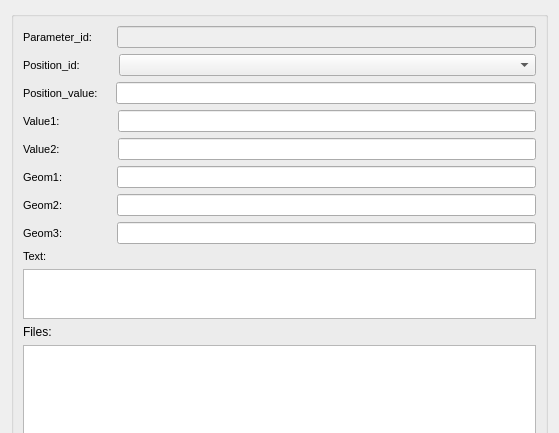
Old version of the form ui/event_ud_arc_rehabit.ui in the repository Giswater/giswater_qgis_plugin; both pictures show x 0 to 559 and y 0 to 433 of the 559 by 744 pixel window.
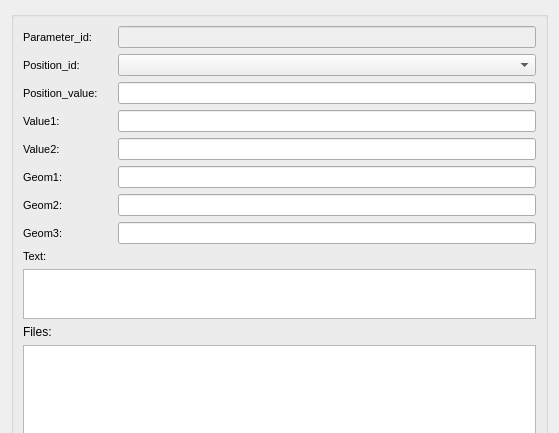
New version of the form.

Commit message: Enhancement: adjust vertical lines on ui

What changed in the file:
```diff
--- a/ui/event_ud_arc_rehabit.ui
+++ b/ui/event_ud_arc_rehabit.ui
@@ -19,69 +19,16 @@
      <property name="title">
       <string/>
      </property>
-     <layout class="QVBoxLayout" name="verticalLayout_2" stretch="0,0,0,0,0,0,0,0,0,0,0,0,0">
-      <item>
-       <layout class="QHBoxLayout" name="horizontalLayout">
-        <item>
-         <widget class="QLabel" name="label_node_type">
-          <property name="maximumSize">
-           <size>
-            <width>90</width>
-            <height>16777215</height>
-           </size>
-          </property>
-          <property name="font">
-           <font>
-            <pointsize>8</pointsize>
-            <weight>50</weight>
-            <bold>false</bold>
-           </font>
-          </property>
-          <property name="frameShape">
-           <enum>QFrame::NoFrame</enum>
-          </property>
-          <property name="frameShadow">
-           <enum>QFrame::Plain</enum>
-          </property>
+     <layout class="QGridLayout" name="gridLayout">
+      <item row="10" column="0">
+       <widget class="QLabel" name="label">
           <property name="text">
-           <string>Parameter_id:      </string>
-          </property>
-          <property name="textFormat">
-           <enum>Qt::AutoText</enum>
-          </property>
-          <property name="scaledContents">
-           <bool>false</bool>
-          </property>
-          <property name="alignment">
-           <set>Qt::AlignLeading|Qt::AlignLeft|Qt::AlignVCenter</set>
-          </property>
-          <property name="margin">
-           <number>3</number>
-          </property>
-         </widget>
-        </item>
-        <item>
-         <widget class="QLineEdit" name="parameter_id">
-          <property name="enabled">
-           <bool>false</bool>
-          </property>
-          <property name="frame">
-           <bool>true</bool>
-          </property>
-         </widget>
-        </item>
-       </layout>
-      </item>
-      <item>
-       <layout class="QHBoxLayout" name="horizontalLayout_2">
-        <item>
-         <widget class="QLabel" name="label_flexunion_code_2">
-          <property name="maximumSize">
-           <size>
-            <width>90</width>
-            <height>16777215</height>
-           </size>
-          </property>
+         <string>Files:</string>
+        </property>
+       </widget>
+      </item>
+      <item row="8" column="0">
+       <widget class="QLabel" name="label_flexunion_code_7">
           <property name="font">
            <font>
             <pointsize>8</pointsize>
@@ -94,7 +41,7 @@
            <enum>QFrame::Plain</enum>
           </property>
           <property name="text">
-           <string>Position_id:          </string>
+         <string>Text:</string>
           </property>
           <property name="textFormat">
            <enum>Qt::AutoText</enum>
@@ -110,65 +57,7 @@
           </property>
          </widget>
         </item>
-        <item>
-         <widget class="QComboBox" name="position_id">
-          <property name="enabled">
-           <bool>true</bool>
-          </property>
-         </widget>
-        </item>
-       </layout>
-      </item>
-      <item>
-       <layout class="QHBoxLayout" name="horizontalLayout_3">
-        <item>
-         <widget class="QLabel" name="label_flexunion_code_3">
-          <property name="maximumSize">
-           <size>
-            <width>90</width>
-            <height>16777215</height>
-           </size>
-          </property>
-          <property name="font">
-           <font>
-            <pointsize>8</pointsize>
-           </font>
-          </property>
-          <property name="frameShape">
-           <enum>QFrame::NoFrame</enum>
-          </property>
-          <property name="frameShadow">
-           <enum>QFrame::Plain</enum>
-          </property>
-          <property name="text">
-           <string>Position_value:    </string>
-          </property>
-          <property name="textFormat">
-           <enum>Qt::AutoText</enum>
-          </property>
-          <property name="scaledContents">
-           <bool>false</bool>
-          </property>
-          <property name="alignment">
-           <set>Qt::AlignLeading|Qt::AlignLeft|Qt::AlignVCenter</set>
-          </property>
-          <property name="margin">
-           <number>3</number>
-          </property>
-         </widget>
-        </item>
-        <item>
-         <widget class="QLineEdit" name="position_value">
-          <property name="frame">
-           <bool>true</bool>
-          </property>
-         </widget>
-        </item>
-       </layout>
-      </item>
-      <item>
-       <layout class="QHBoxLayout" name="horizontalLayout_4">
-        <item>
+      <item row="3" column="0">
          <widget class="QLabel" name="label_node_type_2">
           <property name="maximumSize">
            <size>
@@ -206,18 +95,43 @@
           </property>
          </widget>
         </item>
-        <item>
-         <widget class="QLineEdit" name="value1">
-          <property name="frame">
-           <bool>true</bool>
+      <item row="1" column="0">
+       <widget class="QLabel" name="label_flexunion_code_2">
+        <property name="maximumSize">
+         <size>
+          <width>90</width>
+          <height>16777215</height>
+         </size>
+        </property>
+        <property name="font">
+         <font>
+          <pointsize>8</pointsize>
+         </font>
+        </property>
+        <property name="frameShape">
+         <enum>QFrame::NoFrame</enum>
+        </property>
+        <property name="frameShadow">
+         <enum>QFrame::Plain</enum>
+        </property>
+        <property name="text">
+         <string>Position_id:          </string>
+        </property>
+        <property name="textFormat">
+         <enum>Qt::AutoText</enum>
+        </property>
+        <property name="scaledContents">
+         <bool>false</bool>
+        </property>
+        <property name="alignment">
+         <set>Qt::AlignLeading|Qt::AlignLeft|Qt::AlignVCenter</set>
+        </property>
+        <property name="margin">
+         <number>3</number>
           </property>
          </widget>
         </item>
-       </layout>
-      </item>
-      <item>
-       <layout class="QHBoxLayout" name="horizontalLayout_5">
-        <item>
+      <item row="4" column="0">
          <widget class="QLabel" name="label_flexunion_code">
           <property name="maximumSize">
            <size>
@@ -253,18 +167,7 @@
           </property>
          </widget>
         </item>
-        <item>
-         <widget class="QLineEdit" name="value2">
-          <property name="frame">
-           <bool>true</bool>
-          </property>
-         </widget>
-        </item>
-       </layout>
-      </item>
-      <item>
-       <layout class="QHBoxLayout" name="horizontalLayout_6">
-        <item>
+      <item row="5" column="0">
          <widget class="QLabel" name="label_flexunion_code_4">
           <property name="maximumSize">
            <size>
@@ -300,18 +203,7 @@
           </property>
          </widget>
         </item>
-        <item>
-         <widget class="QLineEdit" name="geom1">
-          <property name="frame">
-           <bool>true</bool>
-          </property>
-         </widget>
-        </item>
-       </layout>
-      </item>
-      <item>
-       <layout class="QHBoxLayout" name="horizontalLayout_7">
-        <item>
+      <item row="6" column="0">
          <widget class="QLabel" name="label_flexunion_code_5">
           <property name="maximumSize">
            <size>
@@ -347,18 +239,45 @@
           </property>
          </widget>
         </item>
-        <item>
-         <widget class="QLineEdit" name="geom2">
-          <property name="frame">
-           <bool>true</bool>
+      <item row="0" column="0">
+       <widget class="QLabel" name="label_node_type">
+        <property name="maximumSize">
+         <size>
+          <width>90</width>
+          <height>16777215</height>
+         </size>
+        </property>
+        <property name="font">
+         <font>
+          <pointsize>8</pointsize>
+          <weight>50</weight>
+          <bold>false</bold>
+         </font>
+        </property>
+        <property name="frameShape">
+         <enum>QFrame::NoFrame</enum>
+        </property>
+        <property name="frameShadow">
+         <enum>QFrame::Plain</enum>
+        </property>
+        <property name="text">
+         <string>Parameter_id:      </string>
+        </property>
+        <property name="textFormat">
+         <enum>Qt::AutoText</enum>
+        </property>
+        <property name="scaledContents">
+         <bool>false</bool>
+        </property>
+        <property name="alignment">
+         <set>Qt::AlignLeading|Qt::AlignLeft|Qt::AlignVCenter</set>
+        </property>
+        <property name="margin">
+         <number>3</number>
           </property>
          </widget>
         </item>
-       </layout>
-      </item>
-      <item>
-       <layout class="QHBoxLayout" name="horizontalLayout_8">
-        <item>
+      <item row="7" column="0">
          <widget class="QLabel" name="label_flexunion_code_6">
           <property name="maximumSize">
            <size>
@@ -394,7 +313,95 @@
           </property>
          </widget>
         </item>
-        <item>
+      <item row="1" column="1">
+       <widget class="QComboBox" name="position_id">
+        <property name="enabled">
+         <bool>true</bool>
+        </property>
+       </widget>
+      </item>
+      <item row="3" column="1">
+       <widget class="QLineEdit" name="value1">
+        <property name="frame">
+         <bool>true</bool>
+        </property>
+       </widget>
+      </item>
+      <item row="6" column="1">
+       <widget class="QLineEdit" name="geom2">
+        <property name="frame">
+         <bool>true</bool>
+        </property>
+       </widget>
+      </item>
+      <item row="2" column="1">
+       <widget class="QLineEdit" name="position_value">
+        <property name="frame">
+         <bool>true</bool>
+        </property>
+       </widget>
+      </item>
+      <item row="4" column="1">
+       <widget class="QLineEdit" name="value2">
+        <property name="frame">
+         <bool>true</bool>
+        </property>
+       </widget>
+      </item>
+      <item row="5" column="1">
+       <widget class="QLineEdit" name="geom1">
+        <property name="frame">
+         <bool>true</bool>
+        </property>
+       </widget>
+      </item>
+      <item row="2" column="0">
+       <widget class="QLabel" name="label_flexunion_code_3">
+        <property name="maximumSize">
+         <size>
+          <width>90</width>
+          <height>16777215</height>
+         </size>
+        </property>
+        <property name="font">
+         <font>
+          <pointsize>8</pointsize>
+         </font>
+        </property>
+        <property name="frameShape">
+         <enum>QFrame::NoFrame</enum>
+        </property>
+        <property name="frameShadow">
+         <enum>QFrame::Plain</enum>
+        </property>
+        <property name="text">
+         <string>Position_value:    </string>
+        </property>
+        <property name="textFormat">
+         <enum>Qt::AutoText</enum>
+        </property>
+        <property name="scaledContents">
+         <bool>false</bool>
+        </property>
+        <property name="alignment">
+         <set>Qt::AlignLeading|Qt::AlignLeft|Qt::AlignVCenter</set>
+        </property>
+        <property name="margin">
+         <number>3</number>
+        </property>
+       </widget>
+      </item>
+      <item row="0" column="1">
+       <widget class="QLineEdit" name="parameter_id">
+        <property name="enabled">
+         <bool>false</bool>
+        </property>
+        <property name="frame">
+         <bool>true</bool>
+        </property>
+       </widget>
+      </item>
+      <item row="7" column="1">
          <widget class="QLineEdit" name="geom3">
           <property name="text">
            <string/>
@@ -404,39 +411,7 @@
           </property>
          </widget>
         </item>
-       </layout>
-      </item>
-      <item>
-       <widget class="QLabel" name="label_flexunion_code_7">
-        <property name="font">
-         <font>
-          <pointsize>8</pointsize>
-         </font>
-        </property>
-        <property name="frameShape">
-         <enum>QFrame::NoFrame</enum>
-        </property>
-        <property name="frameShadow">
-         <enum>QFrame::Plain</enum>
-        </property>
-        <property name="text">
-         <string>Text:</string>
-        </property>
-        <property name="textFormat">
-         <enum>Qt::AutoText</enum>
-        </property>
-        <property name="scaledContents">
-         <bool>false</bool>
-        </property>
-        <property name="alignment">
-         <set>Qt::AlignLeading|Qt::AlignLeft|Qt::AlignVCenter</set>
-        </property>
-        <property name="margin">
-         <number>3</number>
-        </property>
-       </widget>
-      </item>
-      <item>
+      <item row="9" column="0" colspan="2">
        <widget class="QTextEdit" name="text">
         <property name="maximumSize">
          <size>
@@ -446,21 +421,14 @@
         </property>
        </widget>
       </item>
-      <item>
-       <widget class="QLabel" name="label">
-        <property name="text">
-         <string>Files:</string>
-        </property>
-       </widget>
-      </item>
-      <item>
+      <item row="11" column="0" colspan="2">
        <widget class="QTableView" name="tbl_docs_x_event">
         <property name="sortingEnabled">
          <bool>true</bool>
         </property>
        </widget>
       </item>
-      <item>
+      <item row="12" column="0" colspan="2">
        <layout class="QHBoxLayout" name="horizontalLayout_9">
         <item>
          <spacer name="horizontalSpacer">
```
Left out of the diff: 8 changed lines with no effect on the pictures. Lines whose indentation alone changed are shown as unchanged. The commit also changes 1 other file.
